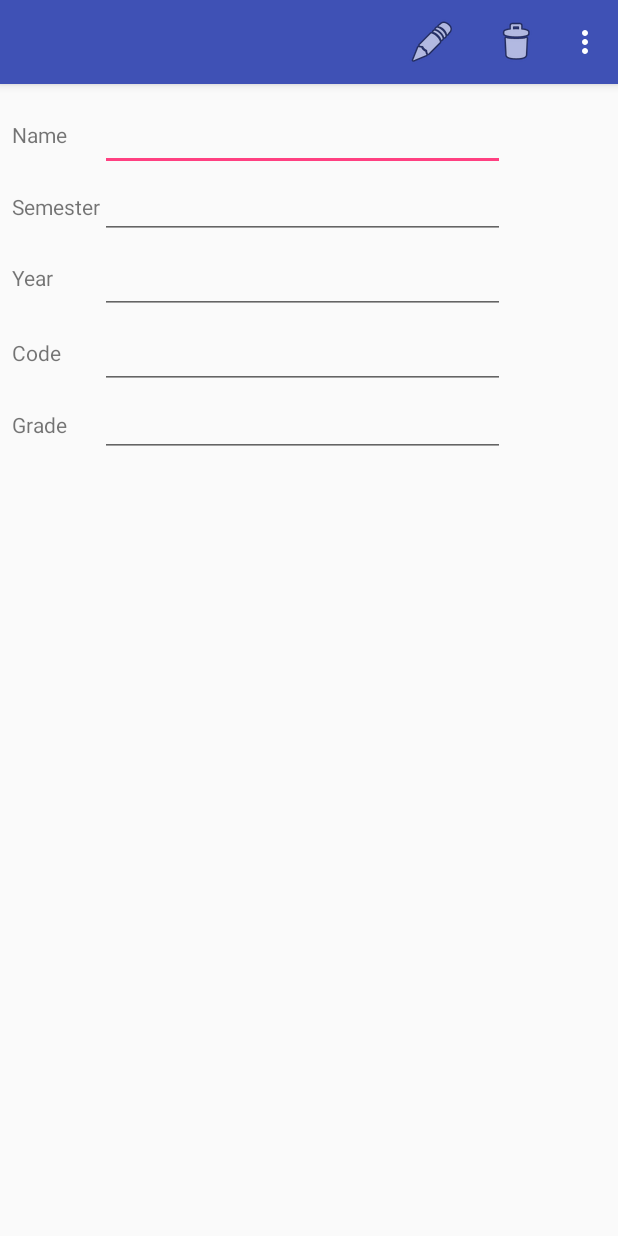
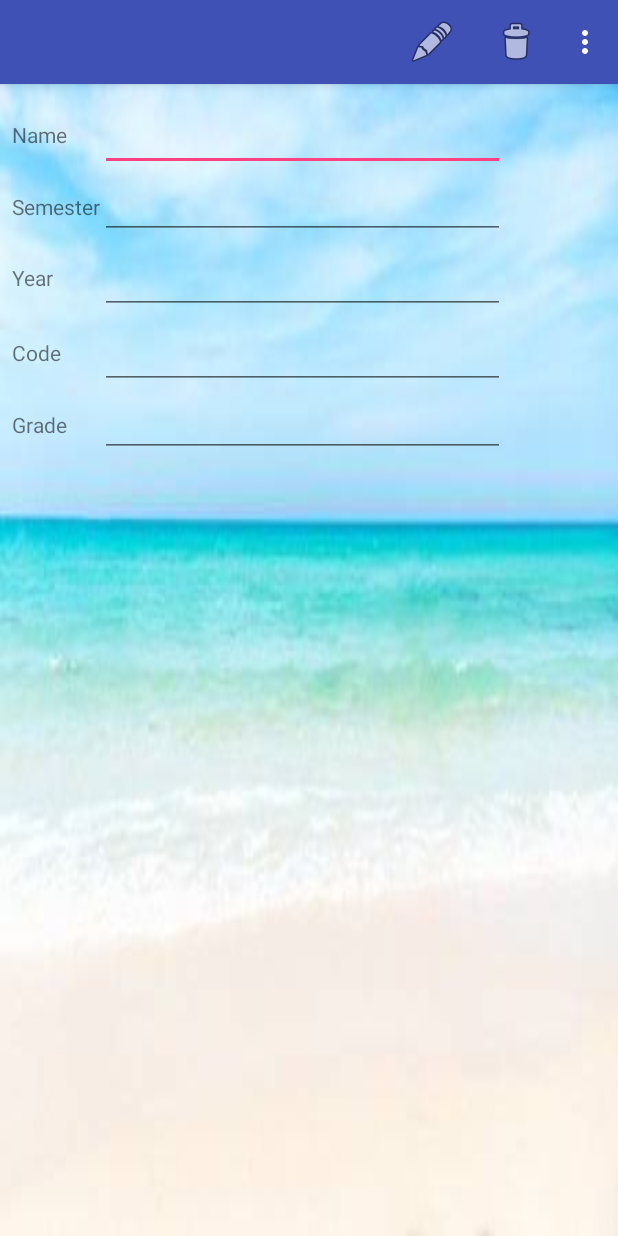
Before and after one commit to jlyons014/MyGrades, an Android app: the ViewCourse screen opened directly, with no data from a screen before it, on a phone screen of 412 x 824 dp. Run offline under Robolectric (Android 15) with nearby library versions, the phone set to English and light mode, and no system bars; 8 statements that could not run were skipped.

Commit message:
Created method in ViewCourse to assign custom backgrounds depending on which semester is selected. Also Assigned custom background to Main Activity. Added background images into the drawable file

```diff
--- a/app/src/main/java/com/example/joe/mygrades/ViewCourse.java
+++ b/app/src/main/java/com/example/joe/mygrades/ViewCourse.java
@@ -36,6 +36,8 @@ public class ViewCourse extends AppCompatActivity {
         setContentView(R.layout.activity_view_course);
         Toolbar toolbar = (Toolbar) findViewById(R.id.toolbar);
         setSupportActionBar(toolbar);
+        changeBackground();
+
 
         //initialize a bundle that contains the id passed from Main Activity
         bundle = this.getIntent().getExtras();
@@ -45,6 +47,7 @@ public class ViewCourse extends AppCompatActivity {
 
         //initialize dbHandler
         dbHandler = new DBHandler(this,null);
+
 
         //call DBHandler method that gets the name of the course list
         String courseListName = dbHandler.getCourseListName((int) id);
@@ -162,6 +165,39 @@ public class ViewCourse extends AppCompatActivity {
         startActivity(intent);
     }
 
+    public void changeBackground(){
+
+        //bundle to get the id from the Main Activity
+        bundle = this.getIntent().getExtras();
+
+        //get the id in the bundle
+        id = bundle.getLong("_id", id);
+
+        //View to set the background as a custom image
+        View view = this.getWindow().getDecorView();
+
+        dbHandler = new DBHandler(this,null);
+
+        //calling the getColumnCourseSemester method in dbHandler, and storing the returned
+        //string in a new string value
+        String semesterName = dbHandler.getColumnCourseSemester((int)id);
+
+        //assigned custom backgrounds to int variables
+        int fall = R.drawable.fall_background;
+        int spring = R.drawable.spring_background;
+        int summer = R.drawable.summer_background;
+
+        //if statement that will assign the custom background depending which semester
+        //is picked by the user
+        if (semesterName.equalsIgnoreCase("fall"))
+            view.setBackgroundResource(fall);
+
+        else if (semesterName.equalsIgnoreCase("Spring"))
+            view.setBackgroundResource(spring);
+
+        else
+            view.setBackgroundResource(summer);
+    }
 
 
 }
--- a/app/src/main/res/layout/content_main.xml
+++ b/app/src/main/res/layout/content_main.xml
@@ -4,6 +4,7 @@
     xmlns:tools="http://schemas.android.com/tools"
     android:layout_width="match_parent"
     android:layout_height="match_parent"
+    android:background="@drawable/school_background"
     app:layout_behavior="@string/appbar_scrolling_view_behavior"
     tools:context=".MainActivity"
     tools:showIn="@layout/activity_main">
```
Also changed, not shown: app/src/main/res/drawable/fall_background.jpg (added), app/src/main/res/drawable/school_background.jpg (added), app/src/main/res/drawable/spring_background.jpg (added), app/src/main/res/drawable/summer_background.jpg (added).
